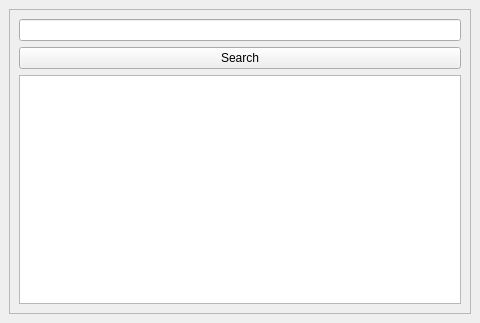
Above: searchwindow.ui from dragly/trafikanten-maemo before the change. Below: the same form after it.
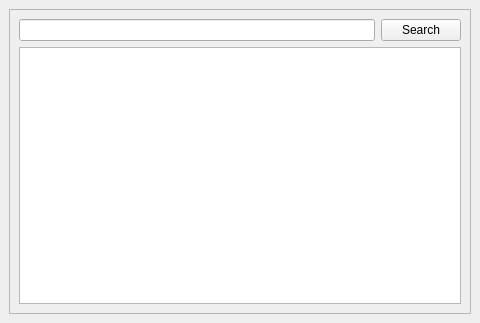
That is the form after the change.

```diff
--- a/searchwindow.ui
+++ b/searchwindow.ui
@@ -31,6 +31,10 @@
        </property>
        <layout class="QVBoxLayout" name="verticalLayout">
         <item>
+         <layout class="QVBoxLayout" name="searchLayoutV">
+          <item>
+           <layout class="QHBoxLayout" name="searchLayoutH">
+            <item>
          <widget class="QLineEdit" name="txtSearch">
           <property name="text">
            <string/>
@@ -44,6 +48,10 @@
           </property>
          </widget>
         </item>
+           </layout>
+          </item>
+         </layout>
+        </item>
         <item>
          <widget class="QTableView" name="tblResults">
           <attribute name="horizontalHeaderVisible">
```
Left out of the diff: 6 changed lines with no effect on the pictures. Lines whose indentation alone changed are shown as unchanged.
